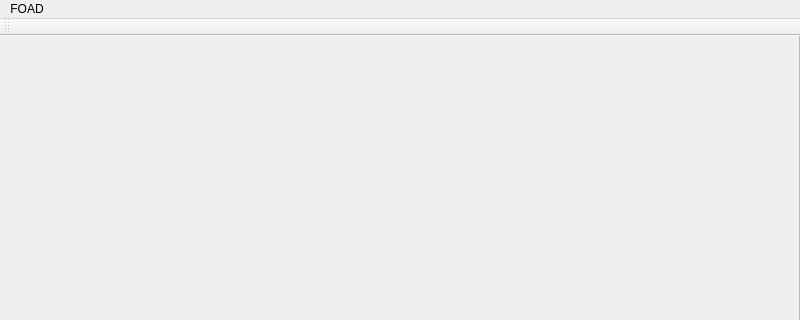
First picture: the form in qt_designs/goad_draft_02.ui, repository Hasimir/foad, before the edit; both pictures show x 0 to 800 and y 0 to 320 of the 800 by 600 pixel window.
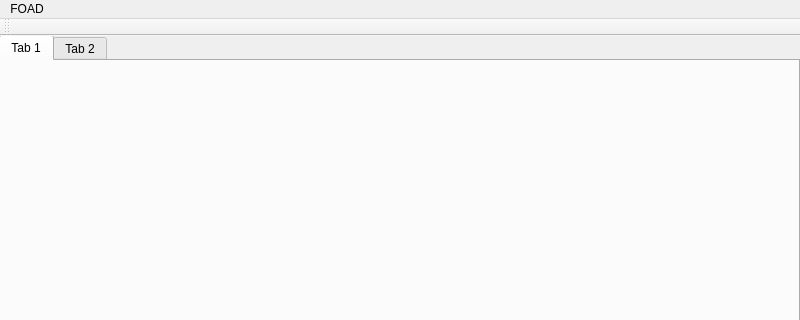
Second picture: the form after the edit.

Commit message: Ah-ha!  Tabs, excellent ...

```diff
--- a/qt_designs/goad_draft_02.ui
+++ b/qt_designs/goad_draft_02.ui
@@ -14,7 +14,7 @@
    <string>MainWindow</string>
   </property>
   <widget class="QWidget" name="centralwidget">
-   <widget class="QFrame" name="frame">
+   <widget class="QTabWidget" name="tabWidget">
     <property name="geometry">
      <rect>
       <x>-1</x>
@@ -23,21 +23,15 @@
       <height>571</height>
      </rect>
     </property>
-    <property name="frameShape">
-     <enum>QFrame::StyledPanel</enum>
-    </property>
-    <property name="frameShadow">
-     <enum>QFrame::Raised</enum>
-    </property>
-    <widget class="QWidget" name="widget" native="true">
-     <property name="geometry">
-      <rect>
-       <x>-1</x>
-       <y>-1</y>
-       <width>801</width>
-       <height>571</height>
-      </rect>
-     </property>
+    <widget class="QWidget" name="tab">
+     <attribute name="title">
+      <string>Tab 1</string>
+     </attribute>
+    </widget>
+    <widget class="QWidget" name="tab_2">
+     <attribute name="title">
+      <string>Tab 2</string>
+     </attribute>
     </widget>
    </widget>
   </widget>
```
